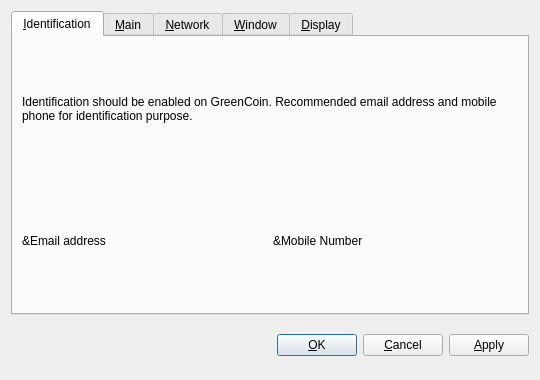
The window that src/qt/forms/optionsdialog.ui (nilamdoc/GreenCoinX-Identified) describes before a commit, drawn with Qt 5.
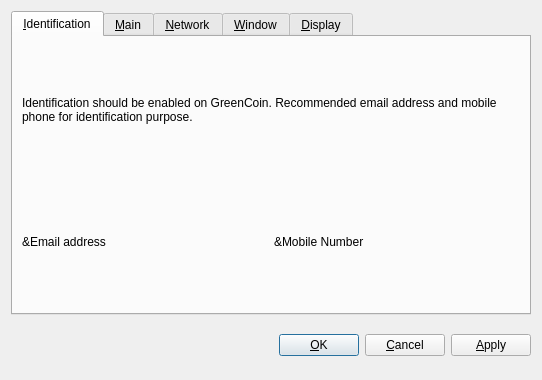
The same window after the commit. Custom widgets are drawn as their Qt base class.

```diff
--- a/src/qt/forms/optionsdialog.ui
+++ b/src/qt/forms/optionsdialog.ui
@@ -34,8 +34,14 @@
       </attribute>
 	  
 	<layout class="QVBoxLayout" name="verticalLayout_Identification">
-       <item>
+       <item alignment="Qt::AlignTop">
         <widget class="QLabel" name="howToIdentify">
+         <property name="minimumSize">
+          <size>
+           <width>498</width>
+           <height>128</height>
+          </size>
+         </property>
          <property name="text">
           <string>Identification should be enabled on GreenCoin. Recommended email address and mobile phone for identification purpose.</string>
          </property>
```
Left out of the diff: 11 changed lines with no effect on the pictures. Lines whose indentation alone changed are shown as unchanged.
